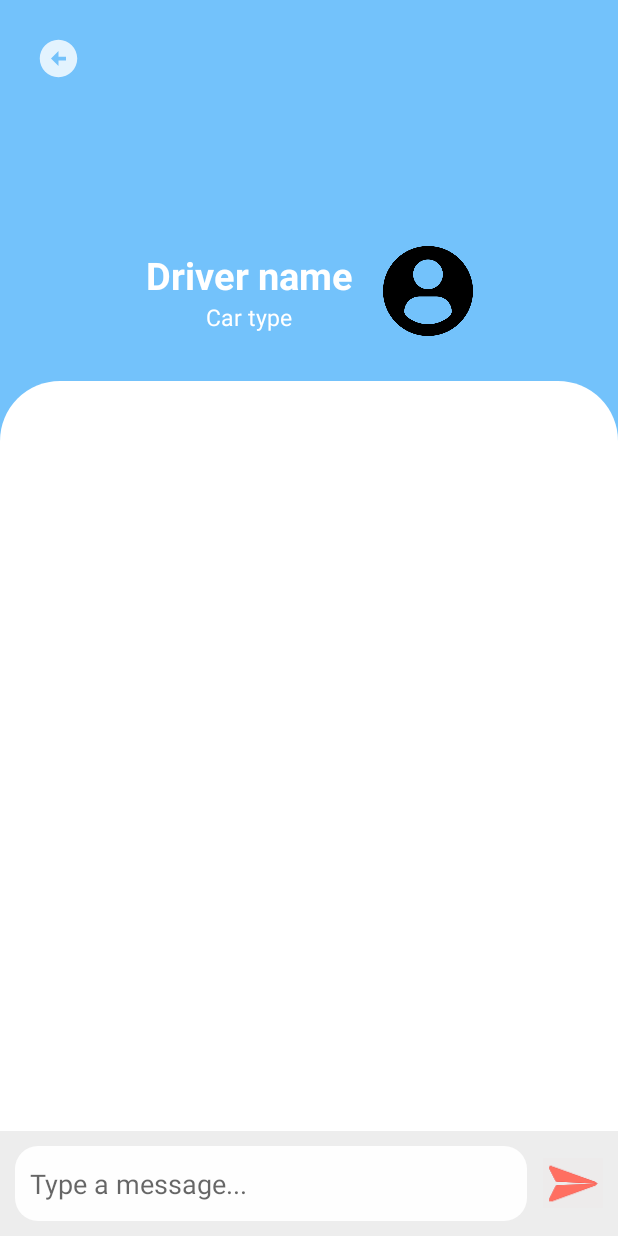
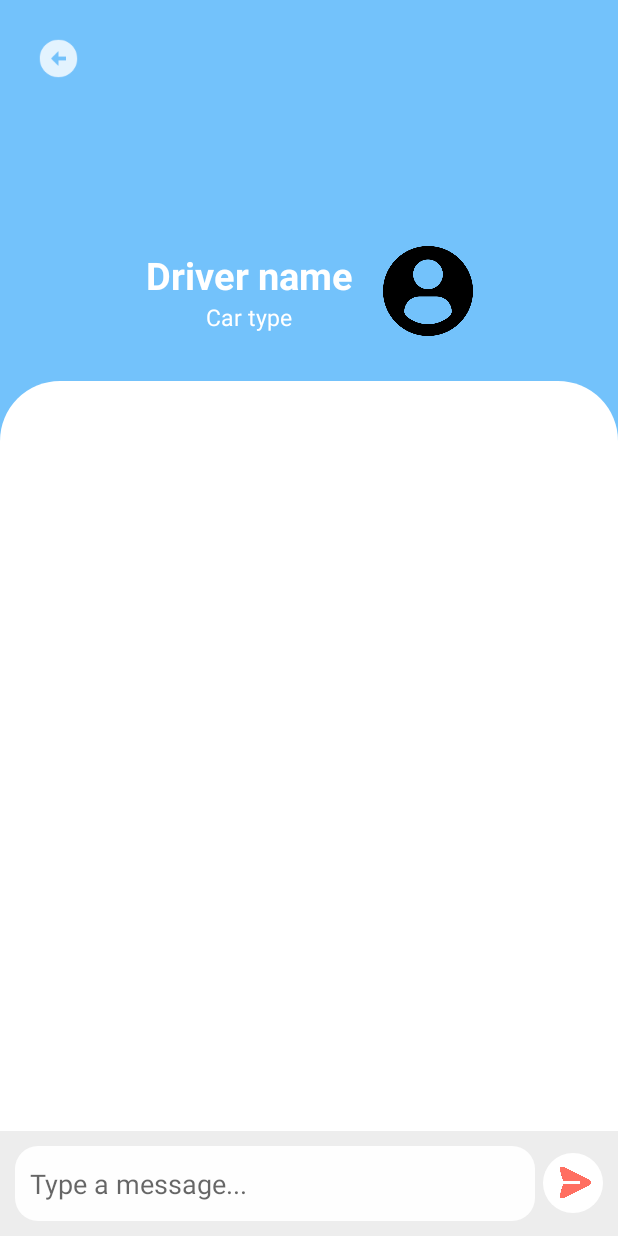
Before and after one commit to PhucTranS3924715/COSC2657-Assignment3, an Android app: the MessageActivity screen opened directly, with no data from a screen before it, on a phone screen of 412 x 824 dp. Run offline under Robolectric (Android 15) with nearby library versions, the phone set to English and light mode, and no system bars.

```diff
--- a/app/src/main/java/com/example/assignment3/LoginActivity.java
+++ b/app/src/main/java/com/example/assignment3/LoginActivity.java
@@ -71,7 +71,8 @@ public class LoginActivity extends AppCompatActivity {
             if (isValid) {
                 auth.signInWithEmailAndPassword(email, password).addOnCompleteListener(this, task -> {
                     if (task.isSuccessful()) {  // If sign in success
-                        // TODO: Create intent to user home screen
+                        Intent intent = new Intent(LoginActivity.this, CustomerMainActivity.class);
+                        launcher.launch(intent);
                     } else {
                         Toast.makeText(this, "Sign in failed", Toast.LENGTH_SHORT).show();
                     }
--- a/app/src/main/java/com/example/assignment3/MessageActivity.java
+++ b/app/src/main/java/com/example/assignment3/MessageActivity.java
@@ -3,6 +3,8 @@ package com.example.assignment3;
 import androidx.appcompat.app.AppCompatActivity;
 
 import android.os.Bundle;
+import android.widget.ImageView;
+import android.widget.TextView;
 
 public class MessageActivity extends AppCompatActivity {
 
@@ -10,5 +12,10 @@ public class MessageActivity extends AppCompatActivity {
     protected void onCreate(Bundle savedInstanceState) {
         super.onCreate(savedInstanceState);
         setContentView(R.layout.activity_message);
+
+        TextView driverName = findViewById(R.id.driverNameText);
+        TextView carType = findViewById(R.id.carTypeText);
+        ImageView driverPicture = findViewById(R.id.driverPicture);
+
     }
 }
--- a/app/src/main/java/com/example/assignment3/SignUpActivity.java
+++ b/app/src/main/java/com/example/assignment3/SignUpActivity.java
@@ -73,12 +73,12 @@ public class SignUpActivity extends AppCompatActivity {
                         FirebaseUser user = auth.getCurrentUser();
                         assert user != null;
                         String uid = user.getUid();
-                        String userEmail = user.getEmail();
 
                         Customer customer = new Customer(name, phone);
                         database.collection("Customers").document(uid).set(customer);
 
-                        // TODO: Create intent to user home screen
+                        Intent intent = new Intent(SignUpActivity.this, CustomerMainActivity.class);
+                        launcher.launch(intent);
                     }
                 });
             }
--- a/app/src/main/java/com/example/assignment3/Voucher.java
+++ b/app/src/main/java/com/example/assignment3/Voucher.java
@@ -18,7 +18,7 @@ public class Voucher implements Serializable {
         this.expirationDate = expirationDate;
     }
 
-
+    public Voucher() {}
 
     public String getVoucherName() {
         return voucherName;
--- a/app/src/main/res/drawable/send_message_icon.xml
+++ /dev/null
@@ -1,22 +0,0 @@
-<vector xmlns:android="http://schemas.android.com/apk/res/android"
-    android:width="35dp"
-    android:height="30dp"
-    android:viewportWidth="35"
-    android:viewportHeight="30">
-  <path
-      android:pathData="M0,0h35v30h-35z"
-      android:fillColor="#FF0000"
-      android:fillAlpha="0.01"/>
-  <path
-      android:pathData="M3.677,6.418C3.268,5.608 4.062,4.716 4.914,5.028L30.615,14.466C31.489,14.787 31.488,16.023 30.614,16.344L4.884,25.768C4.036,26.079 3.243,25.195 3.644,24.385L7.319,16.964C7.481,16.637 7.808,16.424 8.173,16.409L32.165,15.406L8.136,14.126C7.779,14.107 7.459,13.899 7.297,13.579L3.677,6.418Z"
-      android:fillColor="#DC0D0D"
-      android:fillType="evenOdd"/>
-  <group>
-    <clip-path
-        android:pathData="M3.677,6.418C3.268,5.608 4.062,4.716 4.914,5.028L30.615,14.466C31.489,14.787 31.488,16.023 30.614,16.344L4.884,25.768C4.036,26.079 3.243,25.195 3.644,24.385L7.319,16.964C7.481,16.637 7.808,16.424 8.173,16.409L32.165,15.406L8.136,14.126C7.779,14.107 7.459,13.899 7.297,13.579L3.677,6.418Z"
-        android:fillType="evenOdd"/>
-    <path
-        android:pathData="M0,0h35v30h-35z"
-        android:fillColor="#FF6F61"/>
-  </group>
-</vector>
--- /dev/null
+++ b/app/src/main/res/drawable/send_message_icon_background.xml
@@ -0,0 +1,7 @@
+<?xml version="1.0" encoding="utf-8"?>
+<shape
+    xmlns:android="http://schemas.android.com/apk/res/android"
+    android:shape="rectangle">
+    <solid android:color="@color/white"/>
+    <corners android:radius="25dp"/>
+</shape>
--- a/app/src/main/res/layout/activity_message.xml
+++ b/app/src/main/res/layout/activity_message.xml
@@ -71,7 +71,7 @@
         android:orientation="horizontal"
         app:layout_constraintBottom_toBottomOf="parent"
         android:gravity="center"
-        android:background="@color/light_gray">
+        android:background="@color/light_gray_1">
 
         <EditText
             android:id="@+id/message_input"
@@ -85,12 +85,22 @@
             android:textColor="@color/black"
             android:background="@drawable/round_button"/>
 
-        <ImageView
-            android:id="@+id/imageView"
+
+        <FrameLayout
             android:layout_width="40dp"
             android:layout_height="40dp"
-            android:layout_marginStart="5dp"
-            app:srcCompat="@drawable/send_message_icon" />
+            android:layout_gravity="center"
+            android:background="@drawable/send_message_icon_background">
+
+            <ImageView
+                android:id="@+id/imageView"
+                android:layout_width="35dp"
+                android:layout_height="35dp"
+                android:padding="5dp"
+                android:layout_marginTop="2dp"
+                android:layout_marginStart="4dp"
+                app:srcCompat="@drawable/send_message_icon" />
+        </FrameLayout>
 
     </LinearLayout>
 
--- a/app/src/main/res/values/colors.xml
+++ b/app/src/main/res/values/colors.xml
@@ -11,5 +11,6 @@
     <color name="red">#FF6F61</color>
     <color name="blue">#73C2FB</color>
     <color name="green">#90EE90</color>
-    <color name="light_gray">#EDEDED</color>
+    <color name="light_gray_1">#EDEDED</color>
+    <color name="light_gray_2">#707070</color>
 </resources>
```
Also changed, not shown: app/src/main/AndroidManifest.xml (+6 -5 lines), app/src/main/java/com/example/assignment3/CustomerMainActivity.java (+38 -0 lines), app/src/main/res/drawable/message_received_background.xml (added, +10 -0 lines), app/src/main/res/drawable/message_sent_background.xml (added, +10 -0 lines), app/src/main/res/layout/activity_customer_main.xml (+7 -0 lines), app/src/main/res/layout/message_received_container.xml (added, +32 -0 lines), app/src/main/res/layout/message_sent_container.xml (added, +32 -0 lines), app/src/main/res/drawable/send_message_icon.png (added).
